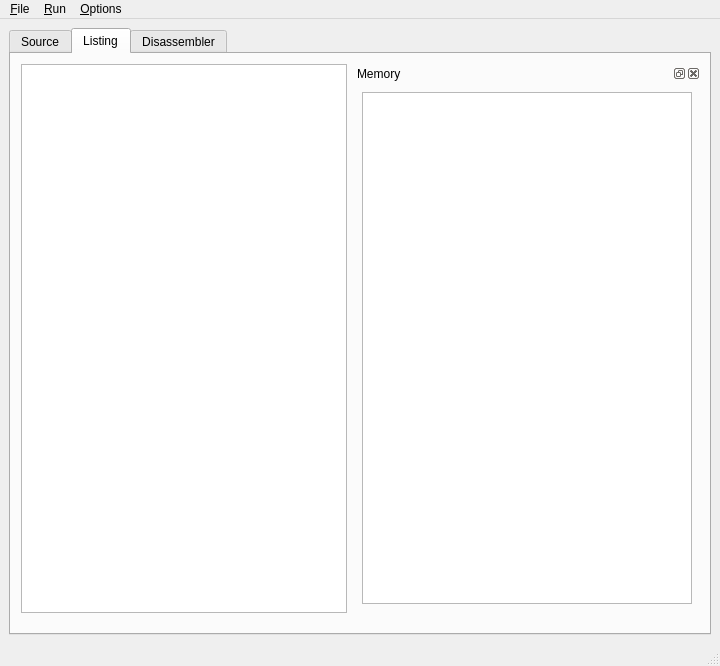
Old version of the form gui/main.ui in the repository be9/mix-machine.
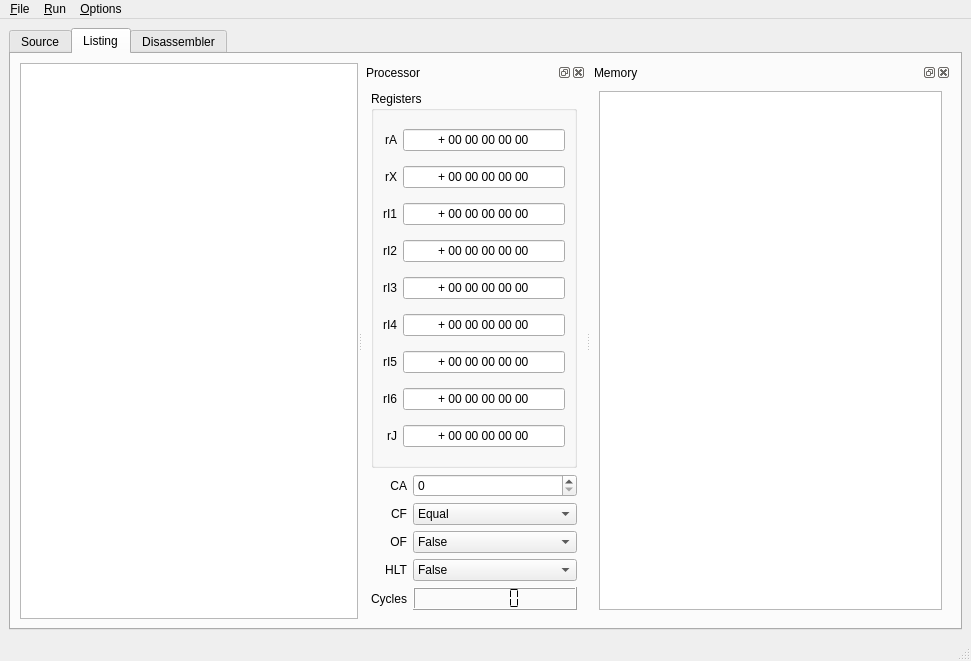
New version of the form. The open tabs and pages were chosen to show the change.

Commit message: gui: added empty processor dock

```diff
--- a/gui/main.ui
+++ b/gui/main.ui
@@ -5,8 +5,8 @@
    <rect>
     <x>0</x>
     <y>0</y>
-    <width>720</width>
-    <height>666</height>
+    <width>971</width>
+    <height>661</height>
    </rect>
   </property>
   <property name="windowTitle" >
@@ -43,36 +43,491 @@
        <attribute name="title" >
         <string>Listing</string>
        </attribute>
-       <widget class="QTableView" name="listing_view" >
-        <property name="geometry" >
-         <rect>
-          <x>10</x>
-          <y>10</y>
-          <width>326</width>
-          <height>549</height>
-         </rect>
-        </property>
-       </widget>
-       <widget class="QDockWidget" name="dockWidget" >
-        <property name="geometry" >
-         <rect>
-          <x>342</x>
-          <y>10</y>
-          <width>348</width>
-          <height>549</height>
-         </rect>
-        </property>
-        <property name="windowTitle" >
-         <string>Memory</string>
-        </property>
-        <widget class="QWidget" name="dockWidgetContents" >
-         <layout class="QVBoxLayout" >
-          <item>
-           <widget class="QTableView" name="mem_view" />
-          </item>
-         </layout>
-        </widget>
-       </widget>
+       <layout class="QVBoxLayout" >
+        <item>
+         <widget class="QSplitter" name="splitter" >
+          <property name="orientation" >
+           <enum>Qt::Horizontal</enum>
+          </property>
+          <widget class="QTableView" name="listing_view" />
+          <widget class="QDockWidget" name="dock_processor" >
+           <property name="sizePolicy" >
+            <sizepolicy vsizetype="Expanding" hsizetype="Preferred" >
+             <horstretch>0</horstretch>
+             <verstretch>0</verstretch>
+            </sizepolicy>
+           </property>
+           <property name="windowTitle" >
+            <string>Processor</string>
+           </property>
+           <widget class="QWidget" name="dockWidgetContents_2" >
+            <layout class="QGridLayout" >
+             <item row="0" column="0" colspan="2" >
+              <widget class="QGroupBox" name="groupBox" >
+               <property name="title" >
+                <string>Registers</string>
+               </property>
+               <layout class="QGridLayout" >
+                <item row="0" column="0" >
+                 <widget class="QLabel" name="label" >
+                  <property name="text" >
+                   <string>rA</string>
+                  </property>
+                  <property name="alignment" >
+                   <set>Qt::AlignRight|Qt::AlignTrailing|Qt::AlignVCenter</set>
+                  </property>
+                  <property name="buddy" >
+                   <cstring>edit_a</cstring>
+                  </property>
+                 </widget>
+                </item>
+                <item row="0" column="1" >
+                 <widget class="QLineEdit" name="edit_a" >
+                  <property name="text" >
+                   <string>+ 00 00 00 00 00</string>
+                  </property>
+                  <property name="alignment" >
+                   <set>Qt::AlignCenter</set>
+                  </property>
+                  <property name="readOnly" >
+                   <bool>true</bool>
+                  </property>
+                 </widget>
+                </item>
+                <item row="1" column="0" >
+                 <widget class="QLabel" name="label_2" >
+                  <property name="text" >
+                   <string>rX</string>
+                  </property>
+                  <property name="alignment" >
+                   <set>Qt::AlignRight|Qt::AlignTrailing|Qt::AlignVCenter</set>
+                  </property>
+                  <property name="buddy" >
+                   <cstring>edit_x</cstring>
+                  </property>
+                 </widget>
+                </item>
+                <item row="1" column="1" >
+                 <widget class="QLineEdit" name="edit_x" >
+                  <property name="text" >
+                   <string>+ 00 00 00 00 00</string>
+                  </property>
+                  <property name="alignment" >
+                   <set>Qt::AlignCenter</set>
+                  </property>
+                  <property name="readOnly" >
+                   <bool>true</bool>
+                  </property>
+                 </widget>
+                </item>
+                <item row="2" column="0" >
+                 <widget class="QLabel" name="label_3" >
+                  <property name="text" >
+                   <string>rI1</string>
+                  </property>
+                  <property name="alignment" >
+                   <set>Qt::AlignRight|Qt::AlignTrailing|Qt::AlignVCenter</set>
+                  </property>
+                  <property name="buddy" >
+                   <cstring>edit_i1</cstring>
+                  </property>
+                 </widget>
+                </item>
+                <item row="2" column="1" >
+                 <widget class="QLineEdit" name="edit_i1" >
+                  <property name="text" >
+                   <string>+ 00 00 00 00 00</string>
+                  </property>
+                  <property name="alignment" >
+                   <set>Qt::AlignCenter</set>
+                  </property>
+                  <property name="readOnly" >
+                   <bool>true</bool>
+                  </property>
+                 </widget>
+                </item>
+                <item row="3" column="0" >
+                 <widget class="QLabel" name="label_4" >
+                  <property name="text" >
+                   <string>rI2</string>
+                  </property>
+                  <property name="alignment" >
+                   <set>Qt::AlignRight|Qt::AlignTrailing|Qt::AlignVCenter</set>
+                  </property>
+                  <property name="buddy" >
+                   <cstring>edit_i2</cstring>
+                  </property>
+                 </widget>
+                </item>
+                <item row="3" column="1" >
+                 <widget class="QLineEdit" name="edit_i2" >
+                  <property name="text" >
+                   <string>+ 00 00 00 00 00</string>
+                  </property>
+                  <property name="alignment" >
+                   <set>Qt::AlignCenter</set>
+                  </property>
+                  <property name="readOnly" >
+                   <bool>true</bool>
+                  </property>
+                 </widget>
+                </item>
+                <item row="4" column="0" >
+                 <widget class="QLabel" name="label_7" >
+                  <property name="text" >
+                   <string>rI3</string>
+                  </property>
+                  <property name="alignment" >
+                   <set>Qt::AlignRight|Qt::AlignTrailing|Qt::AlignVCenter</set>
+                  </property>
+                  <property name="buddy" >
+                   <cstring>edit_i3</cstring>
+                  </property>
+                 </widget>
+                </item>
+                <item row="4" column="1" >
+                 <widget class="QLineEdit" name="edit_i3" >
+                  <property name="text" >
+                   <string>+ 00 00 00 00 00</string>
+                  </property>
+                  <property name="alignment" >
+                   <set>Qt::AlignCenter</set>
+                  </property>
+                  <property name="readOnly" >
+                   <bool>true</bool>
+                  </property>
+                 </widget>
+                </item>
+                <item row="5" column="0" >
+                 <widget class="QLabel" name="label_6" >
+                  <property name="text" >
+                   <string>rI4</string>
+                  </property>
+                  <property name="alignment" >
+                   <set>Qt::AlignRight|Qt::AlignTrailing|Qt::AlignVCenter</set>
+                  </property>
+                  <property name="buddy" >
+                   <cstring>edit_i4</cstring>
+                  </property>
+                 </widget>
+                </item>
+                <item row="5" column="1" >
+                 <widget class="QLineEdit" name="edit_i4" >
+                  <property name="text" >
+                   <string>+ 00 00 00 00 00</string>
+                  </property>
+                  <property name="alignment" >
+                   <set>Qt::AlignCenter</set>
+                  </property>
+                  <property name="readOnly" >
+                   <bool>true</bool>
+                  </property>
+                 </widget>
+                </item>
+                <item row="6" column="0" >
+                 <widget class="QLabel" name="label_5" >
+                  <property name="text" >
+                   <string>rI5</string>
+                  </property>
+                  <property name="alignment" >
+                   <set>Qt::AlignRight|Qt::AlignTrailing|Qt::AlignVCenter</set>
+                  </property>
+                  <property name="buddy" >
+                   <cstring>edit_i5</cstring>
+                  </property>
+                 </widget>
+                </item>
+                <item row="6" column="1" >
+                 <widget class="QLineEdit" name="edit_i5" >
+                  <property name="text" >
+                   <string>+ 00 00 00 00 00</string>
+                  </property>
+                  <property name="alignment" >
+                   <set>Qt::AlignCenter</set>
+                  </property>
+                  <property name="readOnly" >
+                   <bool>true</bool>
+                  </property>
+                 </widget>
+                </item>
+                <item row="7" column="0" >
+                 <widget class="QLabel" name="label_8" >
+                  <property name="text" >
+                   <string>rI6</string>
+                  </property>
+                  <property name="alignment" >
+                   <set>Qt::AlignRight|Qt::AlignTrailing|Qt::AlignVCenter</set>
+                  </property>
+                  <property name="buddy" >
+                   <cstring>edit_i6</cstring>
+                  </property>
+                 </widget>
+                </item>
+                <item row="7" column="1" >
+                 <widget class="QLineEdit" name="edit_i6" >
+                  <property name="text" >
+                   <string>+ 00 00 00 00 00</string>
+                  </property>
+                  <property name="alignment" >
+                   <set>Qt::AlignCenter</set>
+                  </property>
+                  <property name="readOnly" >
+                   <bool>true</bool>
+                  </property>
+                 </widget>
+                </item>
+                <item row="8" column="0" >
+                 <widget class="QLabel" name="label_9" >
+                  <property name="text" >
+                   <string>rJ</string>
+                  </property>
+                  <property name="alignment" >
+                   <set>Qt::AlignRight|Qt::AlignTrailing|Qt::AlignVCenter</set>
+                  </property>
+                  <property name="buddy" >
+                   <cstring>edit_j</cstring>
+                  </property>
+                 </widget>
+                </item>
+                <item row="8" column="1" >
+                 <widget class="QLineEdit" name="edit_j" >
+                  <property name="text" >
+                   <string>+ 00 00 00 00 00</string>
+                  </property>
+                  <property name="alignment" >
+                   <set>Qt::AlignCenter</set>
+                  </property>
+                  <property name="readOnly" >
+                   <bool>true</bool>
+                  </property>
+                 </widget>
+                </item>
+               </layout>
+              </widget>
+             </item>
+             <item row="1" column="0" >
+              <widget class="QLabel" name="label_13" >
+               <property name="toolTip" >
+                <string>Current Address</string>
+               </property>
+               <property name="text" >
+                <string>CA</string>
+               </property>
+               <property name="alignment" >
+                <set>Qt::AlignRight|Qt::AlignTrailing|Qt::AlignVCenter</set>
+               </property>
+               <property name="buddy" >
+                <cstring>edit_ca</cstring>
+               </property>
+              </widget>
+             </item>
+             <item row="1" column="1" >
+              <widget class="QSpinBox" name="edit_ca" >
+               <property name="sizePolicy" >
+                <sizepolicy vsizetype="Fixed" hsizetype="Expanding" >
+                 <horstretch>0</horstretch>
+                 <verstretch>0</verstretch>
+                </sizepolicy>
+               </property>
+               <property name="maximum" >
+                <number>3999</number>
+               </property>
+              </widget>
+             </item>
+             <item row="2" column="0" >
+              <widget class="QLabel" name="label_10" >
+               <property name="toolTip" >
+                <string>Comparison Flag</string>
+               </property>
+               <property name="text" >
+                <string>CF</string>
+               </property>
+               <property name="alignment" >
+                <set>Qt::AlignRight|Qt::AlignTrailing|Qt::AlignVCenter</set>
+               </property>
+               <property name="buddy" >
+                <cstring>edit_cf</cstring>
+               </property>
+              </widget>
+             </item>
+             <item row="2" column="1" >
+              <widget class="QComboBox" name="edit_cf" >
+               <property name="sizePolicy" >
+                <sizepolicy vsizetype="Fixed" hsizetype="Expanding" >
+                 <horstretch>0</horstretch>
+                 <verstretch>0</verstretch>
+                </sizepolicy>
+               </property>
+               <property name="currentIndex" >
+                <number>1</number>
+               </property>
+               <item>
+                <property name="text" >
+                 <string>Less</string>
+                </property>
+               </item>
+               <item>
+                <property name="text" >
+                 <string>Equal</string>
+                </property>
+               </item>
+               <item>
+                <property name="text" >
+                 <string>Greater</string>
+                </property>
+               </item>
+              </widget>
+             </item>
+             <item row="3" column="0" >
+              <widget class="QLabel" name="label_12" >
+               <property name="toolTip" >
+                <string>Overflow Flag</string>
+               </property>
+               <property name="text" >
+                <string>OF</string>
+               </property>
+               <property name="alignment" >
+                <set>Qt::AlignRight|Qt::AlignTrailing|Qt::AlignVCenter</set>
+               </property>
+               <property name="buddy" >
+                <cstring>edit_of</cstring>
+               </property>
+              </widget>
+             </item>
+             <item row="3" column="1" >
+              <widget class="QComboBox" name="edit_of" >
+               <property name="sizePolicy" >
+                <sizepolicy vsizetype="Fixed" hsizetype="Expanding" >
+                 <horstretch>0</horstretch>
+                 <verstretch>0</verstretch>
+                </sizepolicy>
+               </property>
+               <property name="currentIndex" >
+                <number>0</number>
+               </property>
+               <item>
+                <property name="text" >
+                 <string>False</string>
+                </property>
+               </item>
+               <item>
+                <property name="text" >
+                 <string>True</string>
+                </property>
+               </item>
+              </widget>
+             </item>
+             <item row="4" column="0" >
+              <widget class="QLabel" name="label_11" >
+               <property name="toolTip" >
+                <string>Is machine halted</string>
+               </property>
+               <property name="text" >
+                <string>HLT</string>
+               </property>
+               <property name="alignment" >
+                <set>Qt::AlignRight|Qt::AlignTrailing|Qt::AlignVCenter</set>
+               </property>
+               <property name="buddy" >
+                <cstring>edit_hlt</cstring>
+               </property>
+              </widget>
+             </item>
+             <item row="4" column="1" >
+              <widget class="QComboBox" name="edit_hlt" >
+               <property name="sizePolicy" >
+                <sizepolicy vsizetype="Fixed" hsizetype="Expanding" >
+                 <horstretch>0</horstretch>
+                 <verstretch>0</verstretch>
+                </sizepolicy>
+               </property>
+               <property name="currentIndex" >
+                <number>0</number>
+               </property>
+               <item>
+                <property name="text" >
+                 <string>False</string>
+                </property>
+               </item>
+               <item>
+                <property name="text" >
+                 <string>True</string>
+                </property>
+               </item>
+              </widget>
+             </item>
+             <item row="5" column="0" >
+              <widget class="QLabel" name="label_14" >
+               <property name="toolTip" >
+                <string>Is machine halted</string>
+               </property>
+               <property name="text" >
+                <string>Cycles</string>
+               </property>
+               <property name="alignment" >
+                <set>Qt::AlignRight|Qt::AlignTrailing|Qt::AlignVCenter</set>
+               </property>
+               <property name="buddy" >
+                <cstring>lcd_cycles</cstring>
+               </property>
+              </widget>
+             </item>
+             <item row="5" column="1" >
+              <widget class="QLCDNumber" name="lcd_cycles" >
+               <property name="sizePolicy" >
+                <sizepolicy vsizetype="Maximum" hsizetype="Minimum" >
+                 <horstretch>0</horstretch>
+                 <verstretch>0</verstretch>
+                </sizepolicy>
+               </property>
+               <property name="focusPolicy" >
+                <enum>Qt::TabFocus</enum>
+               </property>
+               <property name="smallDecimalPoint" >
+                <bool>false</bool>
+               </property>
+               <property name="numDigits" >
+                <number>5</number>
+               </property>
+               <property name="segmentStyle" >
+                <enum>QLCDNumber::Flat</enum>
+               </property>
+               <property name="value" stdset="0" >
+                <double>0.000000000000000</double>
+               </property>
+               <property name="intValue" stdset="0" >
+                <number>0</number>
+               </property>
+              </widget>
+             </item>
+            </layout>
+           </widget>
+          </widget>
+          <widget class="QDockWidget" name="dock_mem" >
+           <property name="floating" >
+            <bool>false</bool>
+           </property>
+           <property name="windowTitle" >
+            <string>Memory</string>
+           </property>
+           <widget class="QWidget" name="dockWidgetContents" >
+            <layout class="QVBoxLayout" >
+             <item>
+              <widget class="QTableView" name="mem_view" >
+               <property name="sizePolicy" >
+                <sizepolicy vsizetype="Expanding" hsizetype="Preferred" >
+                 <horstretch>0</horstretch>
+                 <verstretch>0</verstretch>
+                </sizepolicy>
+               </property>
+              </widget>
+             </item>
+            </layout>
+           </widget>
+          </widget>
+         </widget>
+        </item>
+       </layout>
       </widget>
       <widget class="QWidget" name="tab" >
        <attribute name="title" >
@@ -88,7 +543,7 @@
     <rect>
      <x>0</x>
      <y>0</y>
-     <width>720</width>
+     <width>971</width>
      <height>30</height>
     </rect>
    </property>
```
Left out of the diff: 2 changed lines with no effect on the pictures. The commit also changes 1 other file.
